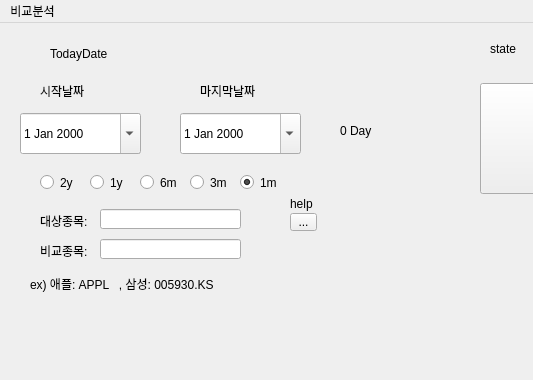
Old version of the form UI/testMainUI.ui in the repository nbvc1003/stockAnalyst; both pictures show x 0 to 533 and y 0 to 380 of the 1000 by 700 pixel window.
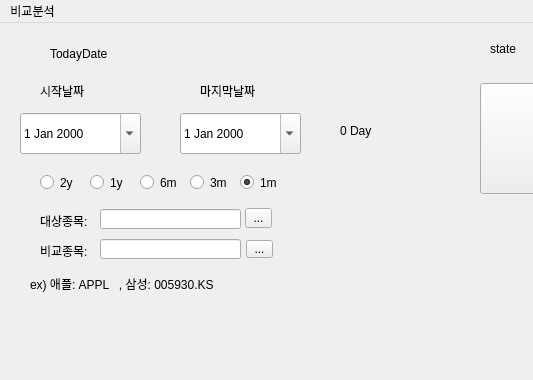
New version of the form.

Commit message: ui 추가 작업

The edit to the form file:
```diff
--- a/UI/testMainUI.ui
+++ b/UI/testMainUI.ui
@@ -268,24 +268,24 @@
      <string>3m</string>
     </property>
    </widget>
-   <widget class="QLabel" name="label_6">
+   <widget class="QToolButton" name="btn_more1">
     <property name="geometry">
      <rect>
-      <x>290</x>
-      <y>160</y>
-      <width>51</width>
-      <height>41</height>
+      <x>245</x>
+      <y>185</y>
+      <width>27</width>
+      <height>20</height>
      </rect>
     </property>
     <property name="text">
-     <string>help</string>
+     <string>...</string>
     </property>
    </widget>
-   <widget class="QToolButton" name="btn_more1">
+   <widget class="QToolButton" name="btn_more2">
     <property name="geometry">
      <rect>
-      <x>290</x>
-      <y>190</y>
+      <x>246</x>
+      <y>217</y>
       <width>27</width>
       <height>18</height>
      </rect>
```
The commit also changes 2 other files.
